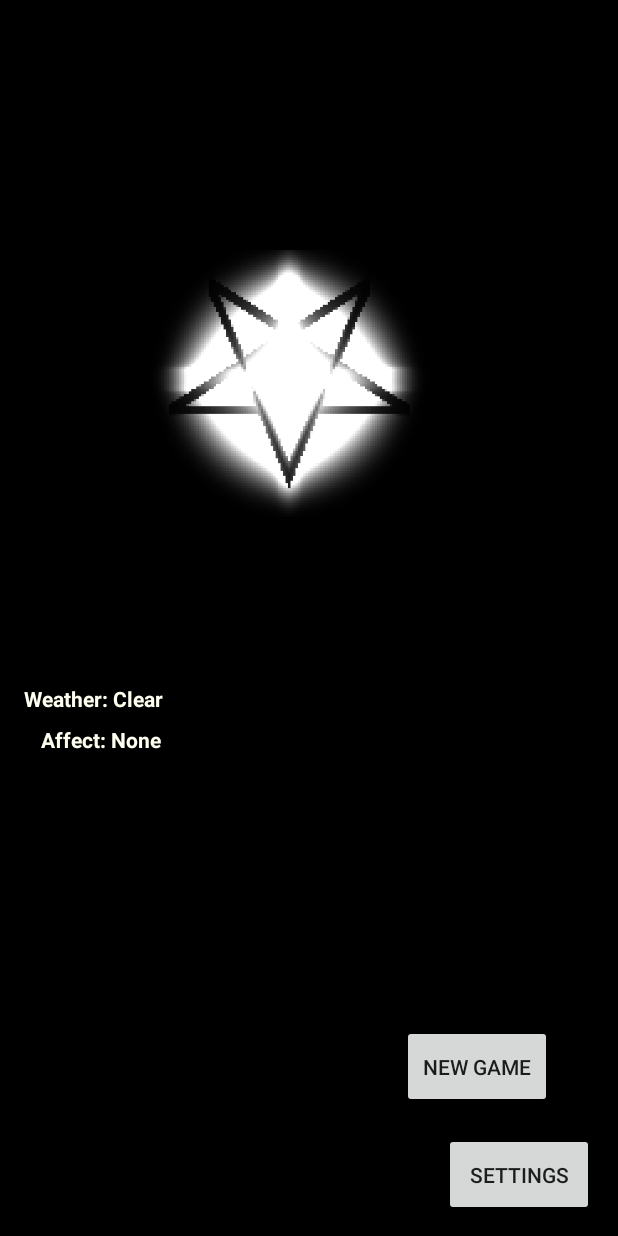
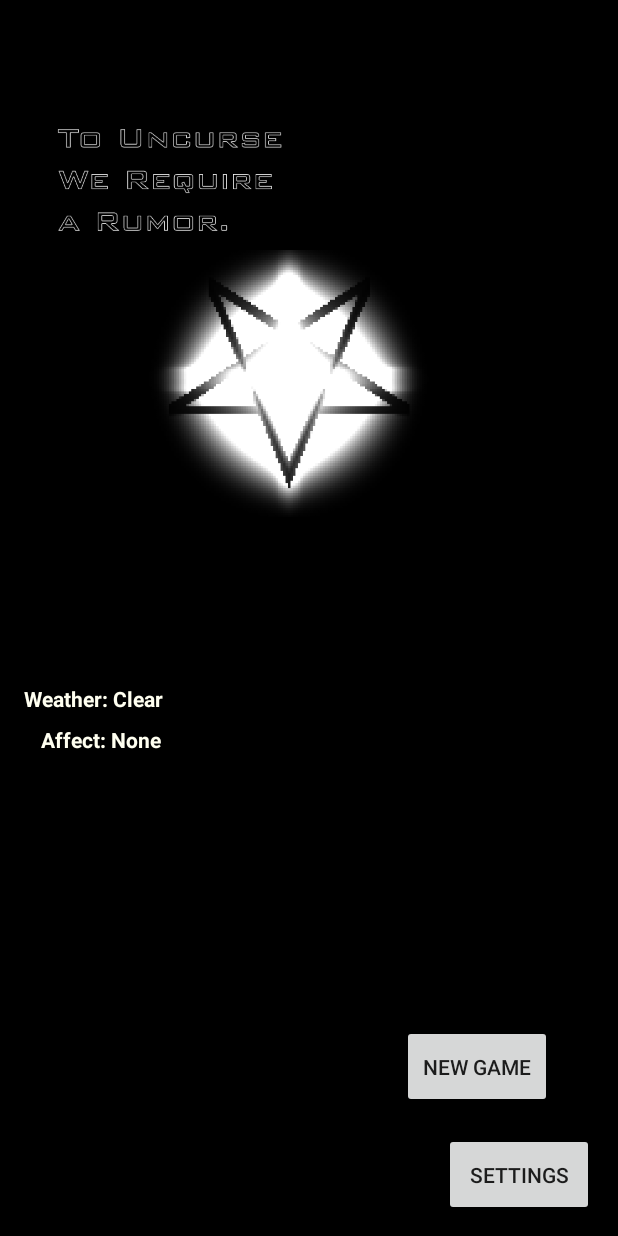
Before and after one commit to HLA-systeem/ToUncurseWeRequireaRumor, an Android app: the screen it shows after launch (MainActivity), on a phone screen of 412 x 824 dp. Run offline under Robolectric (Android 15) with nearby library versions, the light colour scheme and no system bars.

Commit message:
things I forgot

```diff
--- a/app/src/main/java/nl/hr/touncursewerequirearumor/scenes/BattleScene.java
+++ b/app/src/main/java/nl/hr/touncursewerequirearumor/scenes/BattleScene.java
@@ -156,6 +156,7 @@ public class BattleScene implements Scene {
             canvas.drawBitmap(this.runButton, null, this.runBox, this.paint);
             canvas.drawText("ATTACK", ((Constants.SCREEN_WIDTH / 2) / 2), (Constants.SCREEN_HEIGHT - 100), this.textPaint);
             canvas.drawText("RUN", ((Constants.SCREEN_WIDTH / 2) + ((Constants.SCREEN_WIDTH / 2) / 2)), (Constants.SCREEN_HEIGHT - 100), this.textPaint);
+            canvas.drawText("Current Health: " + Player.player.hpCurrent +"/" + Player.player.getStat(Constants.STATS.HEALTH), 40, 40, this.textPaint);
         }
 
         canvas.drawBitmap(enemy.displayCharacter(),null,enemyBox,this.paint);
--- a/app/src/main/java/nl/hr/touncursewerequirearumor/scenes/StatsScene.java
+++ b/app/src/main/java/nl/hr/touncursewerequirearumor/scenes/StatsScene.java
@@ -77,7 +77,7 @@ public class StatsScene implements Scene {
 
             height += 100;
         }
-
+        canvas.drawText("Current Health: " + Player.player.hpCurrent +"/" + Player.player.getStat(Constants.STATS.HEALTH),  (Constants.SCREEN_WIDTH/2), Constants.SCREEN_HEIGHT/2, this.textPaint);
         canvas.drawText("RETURN",  (Constants.SCREEN_WIDTH - 5) - Constants.getTextWidth("RETURN",this.textPaint), Constants.SCREEN_HEIGHT - 7, this.textPaint);
     }
 
--- a/app/src/main/java/nl/hr/touncursewerequirearumor/scenes/managers/battle_states/Aftermath.java
+++ b/app/src/main/java/nl/hr/touncursewerequirearumor/scenes/managers/battle_states/Aftermath.java
@@ -24,7 +24,7 @@ public class Aftermath extends BattleState {
                 manager.addText("You've defeated the enemy!");
                 Random random = new Random();
                 int outcome = random.nextInt(100) + 1;
-                if(enemy.getName() == "Plasticat" && outcome <= 25){
+                if(enemy.getName() == "Plasticat" && outcome <= 10){
                     manager.setResult("Plastibat");
                 }
                 else{
--- a/app/src/main/java/nl/hr/touncursewerequirearumor/scenes/managers/battle_states/PlayerAttack.java
+++ b/app/src/main/java/nl/hr/touncursewerequirearumor/scenes/managers/battle_states/PlayerAttack.java
@@ -1,6 +1,7 @@
 package nl.hr.touncursewerequirearumor.scenes.managers.battle_states;
 
 
+import nl.hr.touncursewerequirearumor.Constants;
 import nl.hr.touncursewerequirearumor.Player;
 import nl.hr.touncursewerequirearumor.enemies.Enemy;
 import nl.hr.touncursewerequirearumor.scenes.BattleScene;
@@ -18,7 +19,7 @@ public class PlayerAttack extends BattleState{
     public void execute() {
         BattleScene.clearBattleInfo();
         int damage = player.dealDamage();
-        if(this.enemy.registerHit(player.getHit())) {
+        if(Constants.registerHit(player.getStat(Constants.STATS.ACCURACY))) {
             this.manager.addText(this.enemy.onDamage(damage));
         }
         else{
--- a/app/src/main/res/layout/activity_main.xml
+++ b/app/src/main/res/layout/activity_main.xml
@@ -62,4 +62,14 @@
         app:layout_constraintLeft_toLeftOf="parent"
         app:layout_constraintTop_toTopOf="parent"
         android:layout_marginTop="45dp" />
+
+    <ImageView
+        android:id="@+id/imageView2"
+        android:layout_width="158dp"
+        android:layout_height="150dp"
+        app:srcCompat="@drawable/tuwrar"
+        app:layout_constraintTop_toTopOf="parent"
+        android:layout_marginTop="45dp"
+        android:layout_marginLeft="34dp"
+        app:layout_constraintLeft_toLeftOf="parent" />
 </android.support.constraint.ConstraintLayout>
```
Also changed, not shown: app/src/main/java/nl/hr/touncursewerequirearumor/Constants.java (+15 -0 lines), app/src/main/java/nl/hr/touncursewerequirearumor/Player.java (+2 -5 lines), app/src/main/java/nl/hr/touncursewerequirearumor/enemies/Enemy.java (+4 -14 lines), app/src/main/java/nl/hr/touncursewerequirearumor/scenes/managers/battle_states/EnemyAttack.java (+8 -1 lines), app/src/main/res/drawable/tuwrar.png (added), 8 other files.
